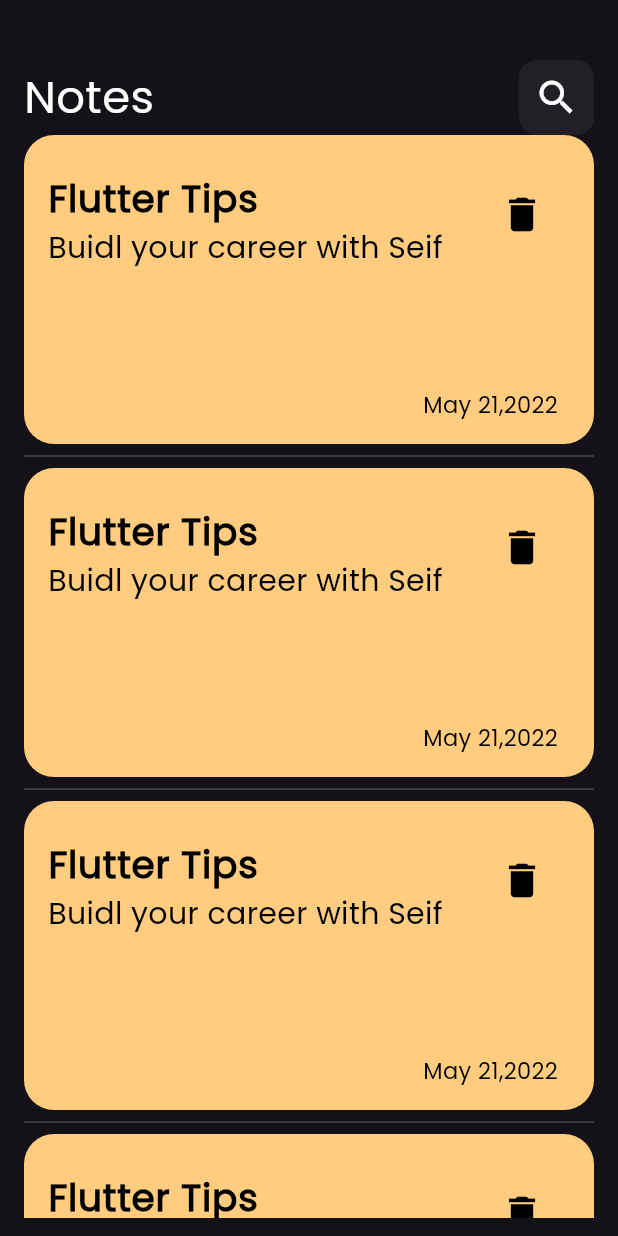
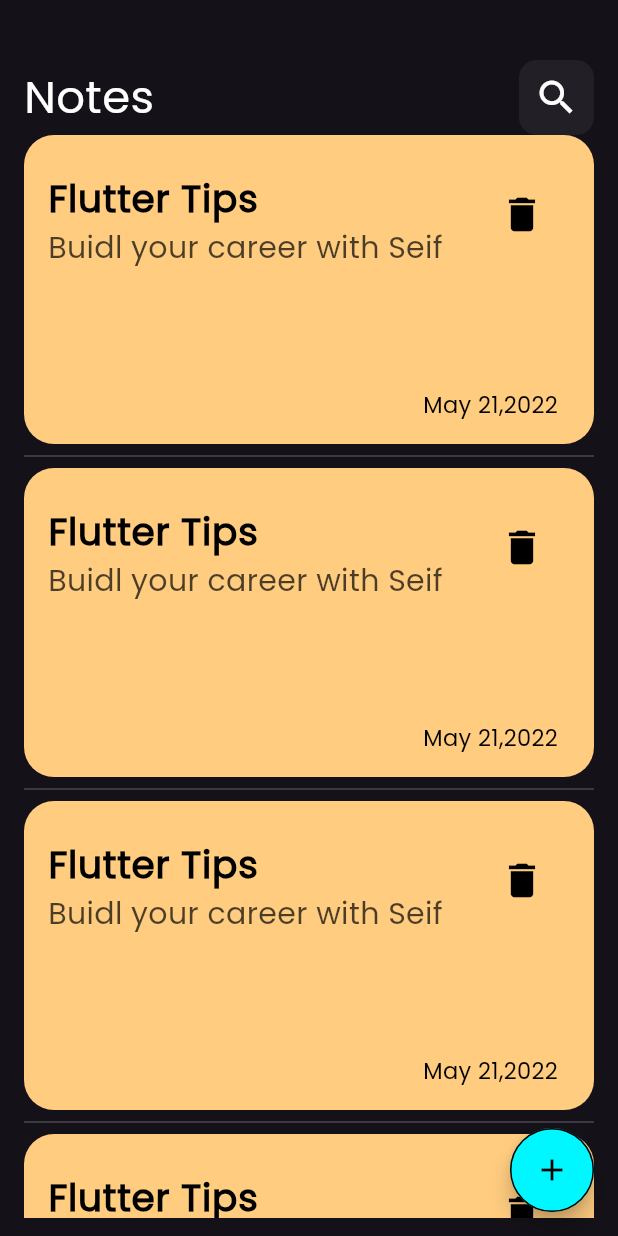
Before and after one commit to seiffbdd/notes_app, a Flutter app: the screen it shows after launch, on a phone screen of 412 x 824 dp. Run offline on Flutter 3.47's test engine with Material 3 defaults, Android fonts, the phone set to English and light mode, and no system bars.

Commit message:
add floatingActionButton

```diff
--- a/lib/view/notes_view.dart
+++ b/lib/view/notes_view.dart
@@ -7,7 +7,18 @@ class NotesView extends StatelessWidget {
 
   @override
   Widget build(BuildContext context) {
-    return const Scaffold(
+    return Scaffold(
+      floatingActionButton: FloatingActionButton(
+        onPressed: () {},
+        shape: OutlineInputBorder(
+          borderRadius: BorderRadius.circular(100),
+        ),
+        backgroundColor: const Color.fromARGB(255, 0, 247, 255),
+        child: Icon(
+          Icons.add,
+          color: Colors.black,
+        ),
+      ),
       body: Padding(
         padding:
             EdgeInsets.only(top: 40.0, left: 16.0, right: 16.0, bottom: 12.0),
--- a/lib/widgets/note_card.dart
+++ b/lib/widgets/note_card.dart
@@ -23,11 +23,12 @@ class NoteCard extends StatelessWidget {
                   fontSize: 25,
                   fontWeight: FontWeight.bold),
             ),
-            subtitle: const Text(
+            subtitle: Text(
               'Buidl your career with Seif',
               maxLines: 3,
               overflow: TextOverflow.ellipsis,
-              style: TextStyle(color: Colors.black, fontSize: 20),
+              style:
+                  TextStyle(color: Colors.black.withOpacity(.7), fontSize: 20),
             ),
             trailing: Column(
               children: [
```
